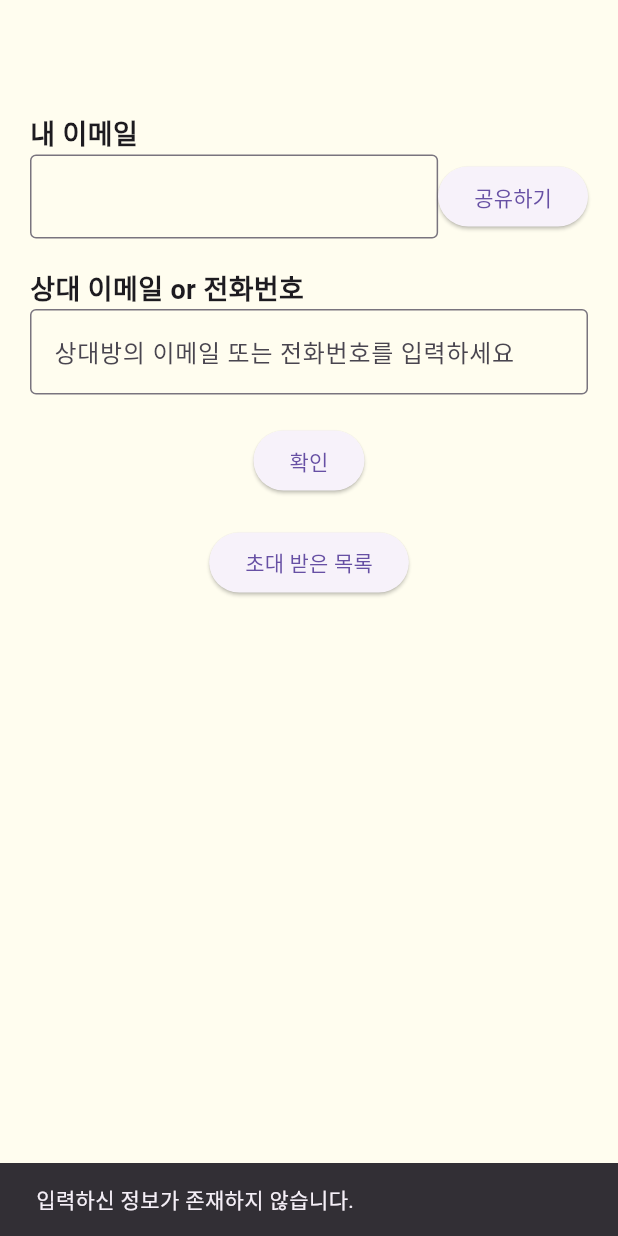
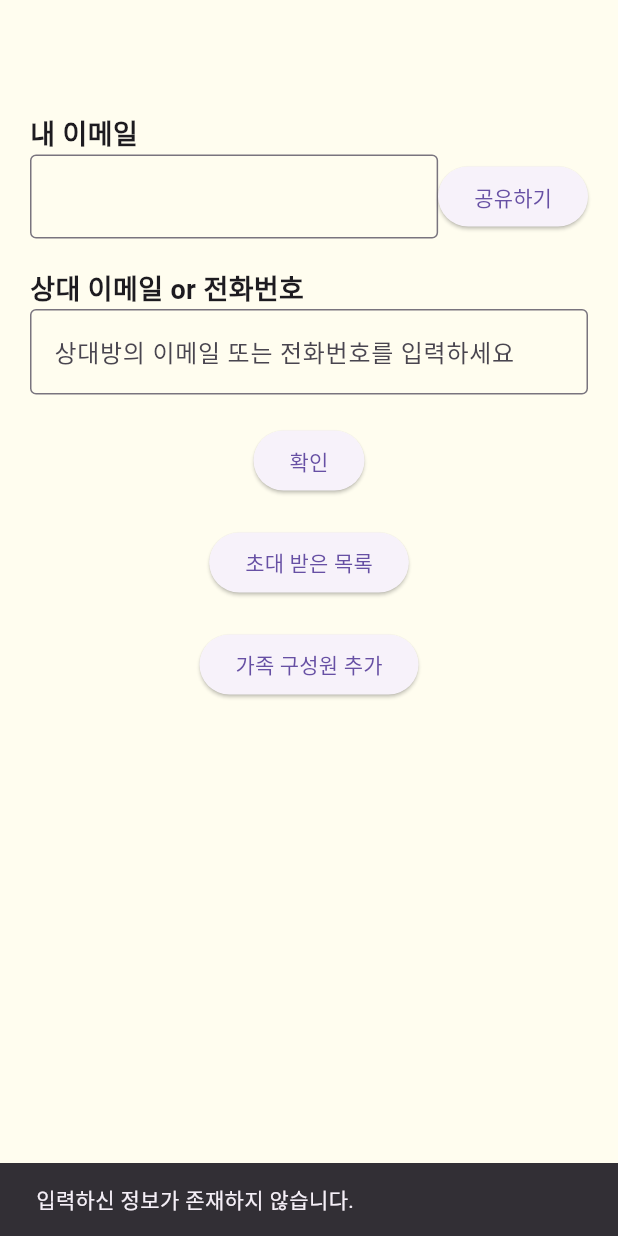
Before and after one commit to vvyejivv/wooki, a Flutter app: the EmailAuth screen opened directly, after a tap on "확인", on a phone screen of 412 x 824 dp. Run offline on Flutter 3.47's test engine with Material 3 defaults, Android fonts, the phone set to English and light mode, and no system bars; our stand-ins replace cloud_firestore, file_picker, firebase_auth, firebase_core, firebase_dynamic_links, firebase_storage and 10 more; missing offline and left inert: flutter_naver_login, kakao_flutter_sdk, kakao_flutter_sdk_common; accounts and stored records are empty; Roboto replaces fonts that are missing (Pretendard, Pretendard-Regular); project files that could hold a hidden picture were left out.

Commit message:
240527 로그인 연동 테스트

```diff
--- a/lib/FamilyAuth/Auth_main.dart
+++ b/lib/FamilyAuth/Auth_main.dart
@@ -1,9 +1,7 @@
 import 'package:flutter/material.dart';
-import 'package:firebase_auth/firebase_auth.dart';
 import 'package:firebase_core/firebase_core.dart';
 import 'package:shared_preferences/shared_preferences.dart';
 import 'package:cloud_firestore/cloud_firestore.dart';
-import 'package:wooki/login/Logout.dart';
 
 void main() async {
   WidgetsFlutterBinding.ensureInitialized();
@@ -98,16 +96,30 @@ class _EmailAuthState extends State<EmailAuth> {
     }
 
     if (userDocs.docs.isNotEmpty) {
-      // 이메일 또는 전화번호가 존재하는 경우, 초대 목록에 추가
-      await _inviteMember(input);
+      // 이메일 또는 전화번호가 존재하는 경우, 가족 구성원으로 추가
+      await _addFamilyMember(_myEmailController.text, input);
       ScaffoldMessenger.of(context).showSnackBar(
-        SnackBar(content: Text('초대가 완료되었습니다.')),
+        SnackBar(content: Text('가족 구성원이 추가되었습니다.')),
       );
     } else {
       ScaffoldMessenger.of(context).showSnackBar(
         SnackBar(content: Text('입력하신 정보가 존재하지 않습니다.')),
       );
     }
+  }
+
+  Future<void> _addFamilyMember(String email, String familyEmail) async {
+    DocumentReference userDocRef = FirebaseFirestore.instance.collection('USERLIST').doc(email);
+    CollectionReference familyListRef = userDocRef.collection('FAMILYLIST');
+
+    await familyListRef.add({
+      'familyEmail': familyEmail,
+      'addedAt': FieldValue.serverTimestamp(), // 추가된 시간
+    });
+
+    ScaffoldMessenger.of(context).showSnackBar(
+      SnackBar(content: Text('가족 구성원이 추가되었습니다.')),
+    );
   }
 
   void _showInvitationListDialog() {
@@ -237,6 +249,20 @@ class _EmailAuthState extends State<EmailAuth> {
                   ),
                 ],
               ),
+              SizedBox(height: 20),
+              Row(
+                mainAxisAlignment: MainAxisAlignment.center,
+                children: [
+                  ElevatedButton(
+                    onPressed: () {
+                      String myEmail = _myEmailController.text;
+                      String familyEmail = _otherEmailController.text;
+                      _addFamilyMember(myEmail, familyEmail);
+                    },
+                    child: Text('가족 구성원 추가'),
+                  ),
+                ],
+              ),
               SizedBox(height: 40),
             ],
           ),
```
Also changed, not shown: lib/login/Login_main.dart (+38 -36 lines).
